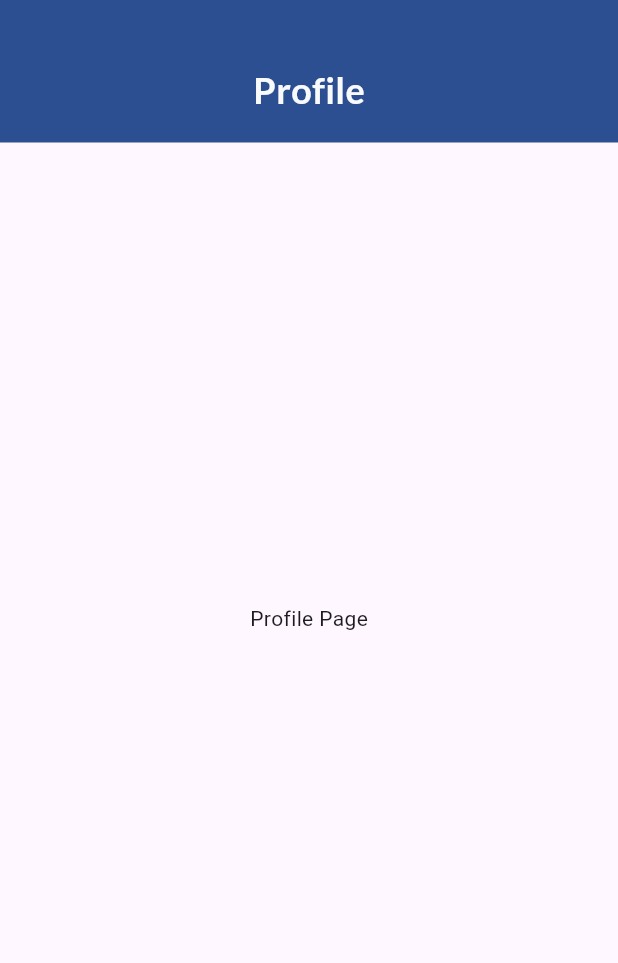
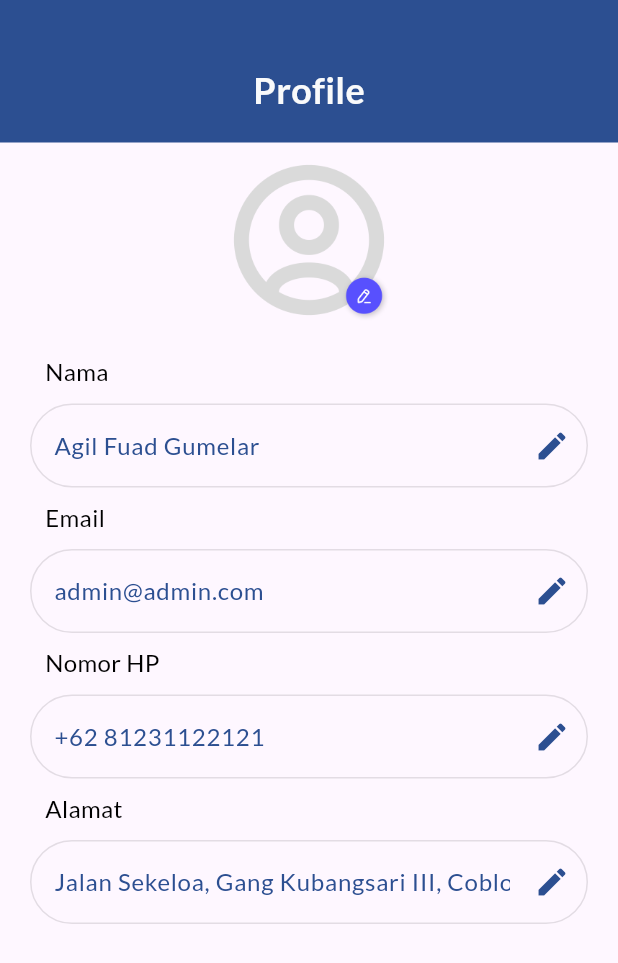
Before and after one commit to sulsul2/pasya, a Flutter app: the ProfilePage screen opened directly, on a phone screen of 412 x 824 dp. Shown: the top 963 px of the screen. Run offline on Flutter 3.47's test engine with Material 3 defaults, Android fonts, the phone set to English and light mode, and no system bars; our stand-ins replace equatable, flutter_speed_dial, google_fonts; network calls fail.

Commit message:
feat profile

```diff
--- a/lib/ui/auth/login_page.dart
+++ b/lib/ui/auth/login_page.dart
@@ -17,7 +17,7 @@ class _LoginPageState extends State<LoginPage> {
   bool rememberMe = false;
   @override
   Widget build(BuildContext context) {
-    TextEditingController usernameController = TextEditingController();
+    TextEditingController emailController = TextEditingController();
     TextEditingController passwordController = TextEditingController();
     Widget content() {
       return Stack(
@@ -101,9 +101,11 @@ class _LoginPageState extends State<LoginPage> {
                 borderRadius: const BorderRadius.only(
                     topLeft: Radius.circular(36),
                     topRight: Radius.circular(36))),
-            child: Column(
+            child: ListView(
+              children: [
+                Column(
                   crossAxisAlignment: CrossAxisAlignment.center,
-              mainAxisAlignment: MainAxisAlignment.spaceBetween,
+                  // mainAxisAlignment: MainAxisAlignment.spaceBetween,
                   children: [
                     Column(
                         crossAxisAlignment: CrossAxisAlignment.center,
@@ -119,10 +121,10 @@ class _LoginPageState extends State<LoginPage> {
                             height: 30,
                           ),
                           FormInput(
-                        textController: usernameController,
-                        hintText: 'Input your username',
-                        validator: 'Please input username',
-                        label: 'Username',
+                            textController: emailController,
+                            hintText: 'Input your email',
+                            validator: 'Please input email',
+                            label: 'email',
                           ),
                           const SizedBox(
                             height: 20,
@@ -176,6 +178,9 @@ class _LoginPageState extends State<LoginPage> {
                               )
                             ],
                           ),
+                          const SizedBox(
+                            height: 16,
+                          ),
                         ]),
                     Column(
                       crossAxisAlignment: CrossAxisAlignment.center,
@@ -183,10 +188,10 @@ class _LoginPageState extends State<LoginPage> {
                         TextButton(
                             onPressed: () async {
                               try {
-                            print(usernameController.text);
+                                print(emailController.text);
                                 print(passwordController.text);
                                 final loginModel = await login(
-                                usernameController.text,
+                                    emailController.text,
                                     passwordController.text);
                                 print(loginModel);
 
@@ -195,7 +200,8 @@ class _LoginPageState extends State<LoginPage> {
                               } catch (e) {
                                 // Show a Scaffold message if login fails
                                 ScaffoldMessenger.of(context).showSnackBar(
-                              SnackBar(content: Text('Failed to login: $e')),
+                                  SnackBar(
+                                      content: Text('Failed to login: $e')),
                                 );
                               }
                             },
@@ -246,6 +252,8 @@ class _LoginPageState extends State<LoginPage> {
                     )
                   ],
                 ),
+              ],
+            ),
           )
         ],
       );
--- a/lib/ui/home/home_page.dart
+++ b/lib/ui/home/home_page.dart
@@ -157,7 +157,7 @@ class _HomePageState extends State<HomePage> {
                       height: 148,
                       name: 'Peternakan A',
                       photoUrl:
-                          'https://cdn.discordapp.com/attachments/838266599348895784/1239629181566976080/martijn-vonk-pCydkpyHMHs-unsplash.jpg?ex=66439e24&is=66424ca4&hm=cf7b813032998e7cc3b2db811518023b5567cbe264f9bbf982924eb947d5d539&',
+                          'https://media.timeout.com/images/105263065/750/422/image.jpg',
                       onPressed: () => Navigator.push(
                         context,
                         MaterialPageRoute(
@@ -174,7 +174,7 @@ class _HomePageState extends State<HomePage> {
                       height: 148,
                       name: 'Peternakan A',
                       photoUrl:
-                          'https://cdn.discordapp.com/attachments/838266599348895784/1239629181566976080/martijn-vonk-pCydkpyHMHs-unsplash.jpg?ex=66439e24&is=66424ca4&hm=cf7b813032998e7cc3b2db811518023b5567cbe264f9bbf982924eb947d5d539&',
+                          'https://media.timeout.com/images/105263065/750/422/image.jpg',
                       onPressed: () => Navigator.push(
                         context,
                         MaterialPageRoute(
@@ -191,7 +191,7 @@ class _HomePageState extends State<HomePage> {
                       height: 148,
                       name: 'Peternakan A',
                       photoUrl:
-                          'https://cdn.discordapp.com/attachments/838266599348895784/1239629181566976080/martijn-vonk-pCydkpyHMHs-unsplash.jpg?ex=66439e24&is=66424ca4&hm=cf7b813032998e7cc3b2db811518023b5567cbe264f9bbf982924eb947d5d539&',
+                          'https://media.timeout.com/images/105263065/750/422/image.jpg',
                       onPressed: () => Navigator.push(
                         context,
                         MaterialPageRoute(
@@ -208,7 +208,7 @@ class _HomePageState extends State<HomePage> {
                       height: 148,
                       name: 'Peternakan A',
                       photoUrl:
-                          'https://cdn.discordapp.com/attachments/838266599348895784/1239629181566976080/martijn-vonk-pCydkpyHMHs-unsplash.jpg?ex=66439e24&is=66424ca4&hm=cf7b813032998e7cc3b2db811518023b5567cbe264f9bbf982924eb947d5d539&',
+                          'https://media.timeout.com/images/105263065/750/422/image.jpg',
                       onPressed: () => Navigator.push(
                         context,
                         MaterialPageRoute(
@@ -266,7 +266,7 @@ class _HomePageState extends State<HomePage> {
                       height: 148,
                       name: 'Perikanan A',
                       photoUrl:
-                          'https://cdn.discordapp.com/attachments/838266599348895784/1239629181566976080/martijn-vonk-pCydkpyHMHs-unsplash.jpg?ex=66439e24&is=66424ca4&hm=cf7b813032998e7cc3b2db811518023b5567cbe264f9bbf982924eb947d5d539&',
+                          'https://media.timeout.com/images/105263065/750/422/image.jpg',
                       onPressed: () => Navigator.push(
                         context,
                         MaterialPageRoute(
@@ -283,7 +283,7 @@ class _HomePageState extends State<HomePage> {
                       height: 148,
                       name: 'Perikanan A',
                       photoUrl:
-                          'https://cdn.discordapp.com/attachments/838266599348895784/1239629181566976080/martijn-vonk-pCydkpyHMHs-unsplash.jpg?ex=66439e24&is=66424ca4&hm=cf7b813032998e7cc3b2db811518023b5567cbe264f9bbf982924eb947d5d539&',
+                          'https://media.timeout.com/images/105263065/750/422/image.jpg',
                       onPressed: () => Navigator.push(
                         context,
                         MaterialPageRoute(
@@ -300,7 +300,7 @@ class _HomePageState extends State<HomePage> {
                       height: 148,
                       name: 'Perikanan A',
                       photoUrl:
-                          'https://cdn.discordapp.com/attachments/838266599348895784/1239629181566976080/martijn-vonk-pCydkpyHMHs-unsplash.jpg?ex=66439e24&is=66424ca4&hm=cf7b813032998e7cc3b2db811518023b5567cbe264f9bbf982924eb947d5d539&',
+                          'https://media.timeout.com/images/105263065/750/422/image.jpg',
                       onPressed: () => Navigator.push(
                         context,
                         MaterialPageRoute(
@@ -317,7 +317,7 @@ class _HomePageState extends State<HomePage> {
                       height: 148,
                       name: 'Perikanan A',
                       photoUrl:
-                          'https://cdn.discordapp.com/attachments/838266599348895784/1239629181566976080/martijn-vonk-pCydkpyHMHs-unsplash.jpg?ex=66439e24&is=66424ca4&hm=cf7b813032998e7cc3b2db811518023b5567cbe264f9bbf982924eb947d5d539&',
+                          'https://media.timeout.com/images/105263065/750/422/image.jpg',
                       onPressed: () => Navigator.push(
                         context,
                         MaterialPageRoute(
--- a/lib/ui/profile/profile_page.dart
+++ b/lib/ui/profile/profile_page.dart
@@ -1,4 +1,5 @@
 import 'package:flutter/material.dart';
+import 'package:pasya/ui/widgets/form_input.dart';
 import 'package:pasya/ui/widgets/header.dart';
 
 class ProfilePage extends StatelessWidget {
@@ -6,11 +7,85 @@ class ProfilePage extends StatelessWidget {
 
   @override
   Widget build(BuildContext context) {
-    return const Scaffold(
+    TextEditingController nameController = TextEditingController();
+    TextEditingController emailController = TextEditingController();
+    TextEditingController phoneController = TextEditingController();
+    TextEditingController addressController = TextEditingController();
+
+    Widget content() {
+      return Container(
+        margin: const EdgeInsets.only(top: 100),
+        padding: const EdgeInsets.only(left: 20, right: 20, bottom: 20),
+        child: ListView(
+          children: [
+            Column(
+              crossAxisAlignment: CrossAxisAlignment.center,
+              children: [
+                Image.asset(
+                  'assets/profil.png',
+                  height: 120,
+                  width: 120,
+                ),
+                const SizedBox(
+                  height: 16,
+                ),
+                FormInput(
+                  textController: nameController,
+                  hintText: 'hintText',
+                  label: 'Nama',
+                  defaultValue: 'Agil Fuad Gumelar',
+                  status: false,
+                  suffix: true,
+                ),
+                const SizedBox(
+                  height: 8,
+                ),
+                FormInput(
+                  textController: emailController,
+                  hintText: 'hintText',
+                  label: 'Email',
+                  defaultValue: 'admin@admin.com',
+                  status: false,
+                  suffix: true,
+                ),
+                const SizedBox(
+                  height: 8,
+                ),
+                FormInput(
+                  textController: phoneController,
+                  hintText: 'hintText',
+                  label: 'Nomor HP',
+                  defaultValue: '+62 81231122121',
+                  status: false,
+                  suffix: true,
+                ),
+                const SizedBox(
+                  height: 8,
+                ),
+                FormInput(
+                  textController: addressController,
+                  hintText: 'hintText',
+                  label: 'Alamat',
+                  defaultValue:
+                      'Jalan Sekeloa, Gang Kubangsari III, Coblong, Bandung',
+                  status: false,
+                  suffix: true,
+                ),
+                const SizedBox(
+                  height: 80,
+                ),
+              ],
+            ),
+          ],
+        ),
+      );
+    }
+
+    return Scaffold(
       body: Stack(
         children: [
-          Header(text: 'Profile'),
-          Center(child: Text('Profile Page'))
+          const Header(text: 'Profile'),
+          content(),
         ],
       ),
     );
--- a/lib/ui/splash/splash_page.dart
+++ b/lib/ui/splash/splash_page.dart
@@ -32,7 +32,7 @@ class _SplashPageState extends State<SplashPage> {
     await marketProvider.getMarket();
     // await productProvider.getProduct();
     // await shopProvider.getShop(2);
-    await navigator.pushNamedAndRemoveUntil('/main', (route) => false);
+    await navigator.pushNamedAndRemoveUntil('/login', (route) => false);
   }
 
   @override
--- a/lib/ui/widgets/form_input.dart
+++ b/lib/ui/widgets/form_input.dart
@@ -2,15 +2,17 @@ import 'package:flutter/material.dart';
 import 'package:pasya/theme.dart';
 
 class FormInput extends StatefulWidget {
-  const FormInput({
-    super.key,
+  const FormInput(
+      {super.key,
       required this.textController,
       required this.hintText,
       this.validator = 'Please',
       required this.label,
       this.isPassword = false,
       this.isSearch = false,
-  });
+      this.status = true,
+      this.defaultValue,
+      this.suffix = false});
 
   final TextEditingController textController;
   final bool isPassword;
@@ -18,6 +20,9 @@ class FormInput extends StatefulWidget {
   final String hintText;
   final String validator;
   final String label;
+  final bool status;
+  final String? defaultValue;
+  final bool suffix;
 
   @override
   State<FormInput> createState() => _FormInputState();
@@ -28,6 +33,9 @@ class _FormInputState extends State<FormInput> {
 
   @override
   Widget build(BuildContext context) {
+    if (widget.defaultValue != null) {
+      widget.textController.text = widget.defaultValue!;
+    }
     return Container(
       padding: const EdgeInsets.all(0),
       child: Column(
@@ -53,6 +61,7 @@ class _FormInputState extends State<FormInput> {
             obscureText: widget.isPassword ? isObscure : false,
             obscuringCharacter: '*',
             cursorColor: blueColor.withOpacity(0.5),
+            enabled: widget.status,
             validator: (e) {
               if (e!.isEmpty) {
                 return widget.validator;
@@ -79,18 +88,20 @@ class _FormInputState extends State<FormInput> {
                       fontWeight: regular,
                     ),
               suffixIcon: Visibility(
-                visible: widget.isPassword,
+                visible: widget.isPassword || widget.suffix,
                 child: IconButton(
                   onPressed: () {
                     setState(() {
-                      isObscure = !isObscure;
+                      widget.isPassword ? isObscure = !isObscure : '';
                     });
                   },
                   icon: Icon(
-                    isObscure
+                    widget.suffix
+                        ? Icons.edit
+                        : isObscure
                             ? Icons.visibility_off_outlined
                             : Icons.visibility_outlined,
-                    color: greyColor,
+                    color: widget.suffix ? blueColor : greyColor,
                   ),
                 ),
               ),
```
Also changed, not shown: assets/profil.png (added). Lines whose indentation alone changed are shown as unchanged.
